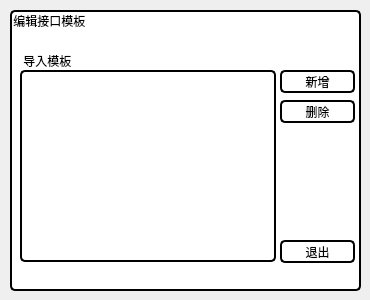
Above: Auto_wed_current/Auto_Post/GUI_Post_Untitled/untitled_post_template.ui from benwu-shashen/siwu before the change. Below: the same form after it.
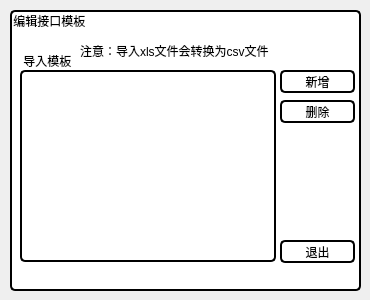
That is the form after the change.

Commit message: 2.27（2024-9-22） 1.完成xls转换为csv模板功能，已知bug，首次上传文件，会卡住主线程，关闭后重新启动则不会

What changed in the file:
```diff
--- a/Auto_wed_current/Auto_Post/GUI_Post_Untitled/untitled_post_template.ui
+++ b/Auto_wed_current/Auto_Post/GUI_Post_Untitled/untitled_post_template.ui
@@ -171,6 +171,27 @@
      <string>退出</string>
     </property>
    </widget>
+   <widget class="QLabel" name="label_5">
+    <property name="geometry">
+     <rect>
+      <x>70</x>
+      <y>30</y>
+      <width>191</width>
+      <height>21</height>
+     </rect>
+    </property>
+    <property name="styleSheet">
+     <string notr="true">QLabel
+{
+border: none;
+border-radius: 5px;
+background-color: rgb(0, 0, 0, 0);
+}</string>
+    </property>
+    <property name="text">
+     <string>注意：导入xls文件会转换为csv文件</string>
+    </property>
+   </widget>
   </widget>
  </widget>
  <resources/>
```
The commit also changes 23 other files.
